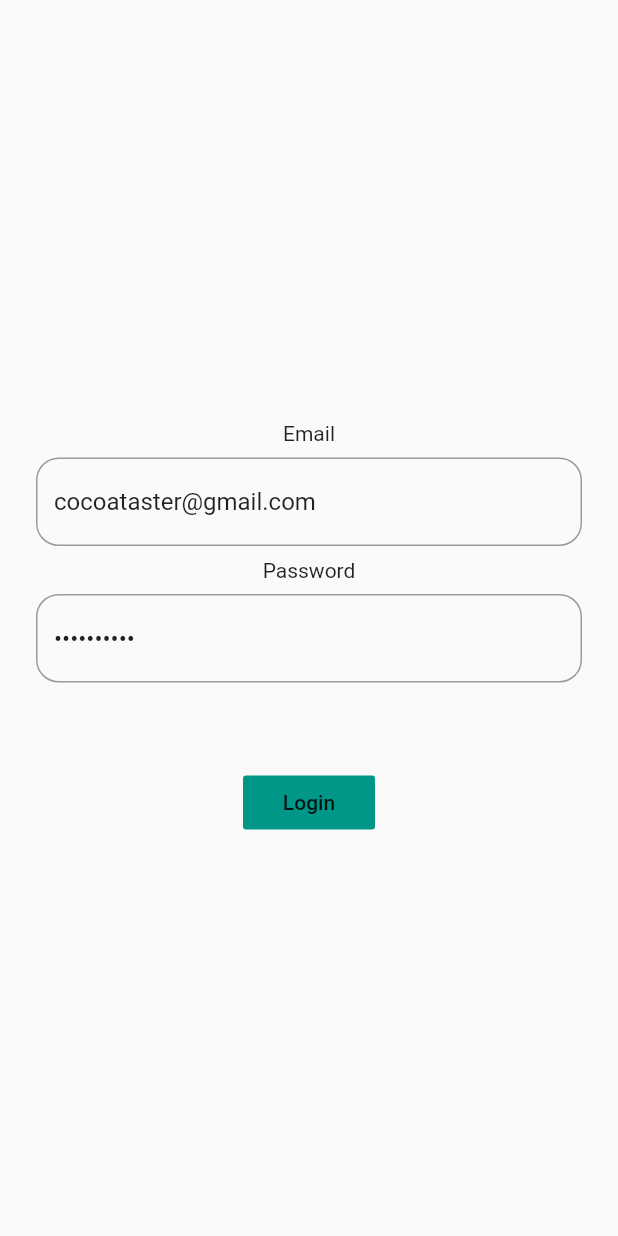
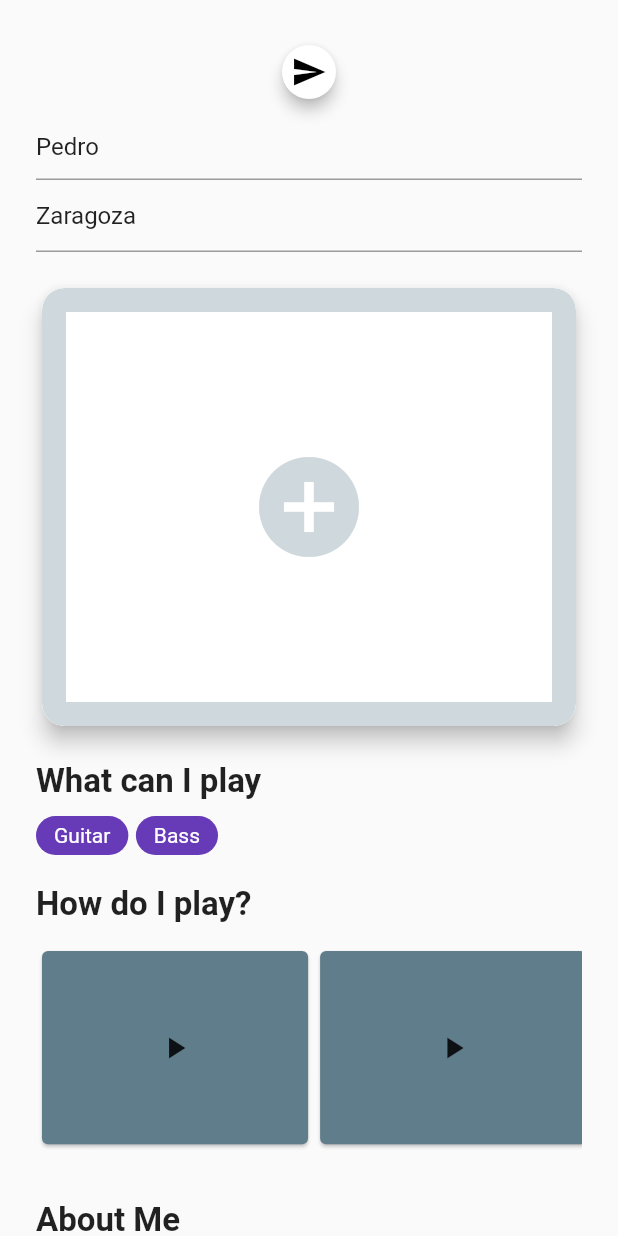
Before and after one commit to gabiLago/SoundsGood, a Flutter app: the screen it shows after launch, on a phone screen of 412 x 824 dp. Run offline on Flutter 3.47's test engine with Material 2 defaults, Android fonts, the light colour scheme and no system bars; our stand-ins replace flutter_secure_storage, get_it; accounts and stored records are empty.

Commit message:
Name and City textfields added

```diff
--- a/sounds_good/lib/core/services/api.dart
+++ b/sounds_good/lib/core/services/api.dart
@@ -63,6 +63,17 @@ class Api {
     }
   }
 
+  Future<Profile> updateProfile() async {
+    String token = await Storage.getToken();
+
+    var headers = {
+      "Authorization": token
+    };
+
+    final response = await client.patch('$endpoint/profile', headers: headers);
+
+  }
+
   Future<bool> getProfileWithId(String id) async {
     String token = await Storage.getToken();
 
--- a/sounds_good/lib/core/viewmodels/profile_model.dart
+++ b/sounds_good/lib/core/viewmodels/profile_model.dart
@@ -15,4 +15,10 @@ class ProfileModel extends BaseModel {
     profile = await _api.getProfile();
     setState(ViewState.Idle);
   }
+
+  Future updateProfile() async {
+    setState(ViewState.Busy);
+    profile = await _api.updateProfile();
+    setState(ViewState.Idle);
+  }
 }
--- a/sounds_good/lib/main.dart
+++ b/sounds_good/lib/main.dart
@@ -13,7 +13,7 @@ class MyApp extends StatelessWidget {
     return MaterialApp(
       title: 'Sounds Good',
       theme: ThemeData(),
-      initialRoute: 'login',
+      initialRoute: 'edit_profile',
       onGenerateRoute: Router.generateRoute,
     );
   }
--- a/sounds_good/lib/screens/route.dart
+++ b/sounds_good/lib/screens/route.dart
@@ -3,6 +3,7 @@ import 'package:flutter/widgets.dart';
 
 import 'package:sounds_good/screens/views/login_view.dart';
 import 'package:sounds_good/screens/views/profile_view.dart';
+import 'package:sounds_good/screens/views/edit_profile_view.dart';
 
 const String initialRoute = "login";
 
@@ -15,6 +16,8 @@ class Router {
         return MaterialPageRoute(builder: (_) => LoginView());
       case 'profile':
         return MaterialPageRoute(builder: (_) => ProfileView());
+      case 'edit_profile':
+        return MaterialPageRoute(builder: (_) => EditProfileView());
       default:
         return MaterialPageRoute(
             builder: (_) => Scaffold(
--- /dev/null
+++ b/sounds_good/lib/screens/views/edit_profile_view.dart
@@ -0,0 +1,69 @@
+import 'package:flutter/material.dart';
+import 'package:sounds_good/core/viewmodels/profile_model.dart';
+import 'package:sounds_good/screens/views/base_view.dart';
+import 'package:sounds_good/screens/widgets/profile/profile_header.dart';
+import 'package:sounds_good/screens/widgets/edit_profile/edit_profile_header.dart';
+import 'package:sounds_good/screens/widgets/edit_profile/edit_profile_image_placeholder.dart';
+import 'package:sounds_good/screens/widgets/profile/profile_title.dart';
+import 'package:sounds_good/screens/widgets/profile/profile_what.dart';
+import 'package:sounds_good/screens/widgets/profile/profile_videos.dart';
+import 'package:sounds_good/screens/widgets/profile/profile_about_me.dart';
+import 'package:sounds_good/screens/widgets/profile/profile_close_button.dart';
+
+class EditProfileView extends StatefulWidget {
+  @override
+  _EditProfileViewState createState() => _EditProfileViewState();
+}
+
+class _EditProfileViewState extends State<EditProfileView> {
+  final TextEditingController nameController = TextEditingController(text: "Pedro");
+  final TextEditingController cityController = TextEditingController(text: "Zaragoza");
+
+  @override
+
+  void _handleEdit(){
+    print('name: ' + nameController.text);
+    print('city: ' + cityController.text);
+  }
+
+  void initState() {
+    // TODO: implement initState
+    super.initState();
+
+  }
+  @override
+  Widget build(BuildContext context) {
+    return BaseView<ProfileModel>(
+      onModelReady: (model) {
+        model.getProfile();
+      },
+      builder: (context, model, child) => Scaffold(
+          body: SafeArea(
+              child:
+              ListView(padding: const EdgeInsets.all(24), children: <Widget>[
+              RawMaterialButton(
+                  fillColor: Colors.white,
+                  elevation: 4,
+                  shape: CircleBorder(),
+                  child: Icon(
+                    Icons.send,
+                    color: Colors.black,
+                    semanticLabel: 'Close Screen',
+                  ),
+                  onPressed: () => {
+                    _handleEdit()
+                  },
+
+              ),
+                EditProfileHeader(nameController: this.nameController, cityController: this.cityController,),
+                ProfileImage(),
+                ProfileTitle('What can I play'),
+                ProfileWhat(),
+                ProfileTitle('How do I play?'),
+                ProfileVideos(),
+                ProfileTitle('About Me'),
+                ProfileAboutMe(),
+                ProfileCloseButton('Close Session'),
+              ]))));
+  }
+}
--- /dev/null
+++ b/sounds_good/lib/screens/widgets/edit_profile/edit_profile_header.dart
@@ -0,0 +1,77 @@
+import 'package:flutter/material.dart';
+import 'package:sounds_good/core/viewmodels/profile_model.dart';
+
+class EditProfileHeader extends StatelessWidget {
+
+  final TextEditingController nameController;
+  final TextEditingController cityController;
+
+  EditProfileHeader({this.nameController, this.cityController});
+
+  @override
+  Widget build(BuildContext context) {
+    return Container(
+      child: Row(
+        children: <Widget>[
+          Expanded(
+            flex: 9, // 90%
+            child: Column(
+              crossAxisAlignment: CrossAxisAlignment.start,
+              children: [
+                NameTextField(nameController, nameController.text),
+                CityTextField(cityController, cityController.text),
+              ],
+            ),
+          ),
+        ],
+      ),
+    );
+  }
+}
+
+class NameTextField extends StatelessWidget {
+  final TextEditingController controller;
+  final String hintText;
+
+  NameTextField(this.controller, this.hintText);
+
+  @override
+  Widget build(BuildContext context) {
+    return TextField(
+      maxLines: 1,
+      decoration: InputDecoration(
+        contentPadding: EdgeInsets.all(0.0),
+        hintText: hintText,
+        hintStyle: TextStyle(
+          fontSize: 20,
+          fontWeight: FontWeight.w700,
+        ),
+      ),
+      controller: controller,
+    );
+  }
+}
+
+class CityTextField extends StatelessWidget {
+  final TextEditingController controller;
+  final String hintText;
+
+  CityTextField(this.controller, this.hintText);
+
+  @override
+  Widget build(BuildContext context) {
+    return TextField(
+      decoration: InputDecoration(
+        contentPadding: EdgeInsets.all(0.0),
+        hintText: hintText,
+        hintStyle: TextStyle(
+          fontSize: 14,
+          fontWeight: FontWeight.w400,
+          height: 1,
+        ),
+        hoverColor: Colors.amber,
+      ),
+      controller: controller,
+    );
+  }
+}
--- /dev/null
+++ b/sounds_good/lib/screens/widgets/edit_profile/edit_profile_image_placeholder.dart
@@ -0,0 +1,30 @@
+import 'package:flutter/material.dart';
+
+class ProfileImage extends StatelessWidget {
+  @override
+  Widget build(BuildContext context) {
+    return Padding(
+        padding: const EdgeInsets.only(top: 20.0),
+        child: Container(
+          height: 300,
+          child: Card(
+
+          elevation: 6.0,
+          clipBehavior: Clip.antiAlias,
+          shape: RoundedRectangleBorder(
+            borderRadius: BorderRadius.circular(15.0),
+            side:BorderSide(width: 16.0, color: Colors.blueGrey.shade100),
+
+
+          ),
+
+          child: Center(
+            child: Icon(
+              Icons.add_circle,
+              color: Colors.blueGrey.shade100,
+              size: 80.0
+              ),
+              ),
+        )));
+  }
+}
```
Also changed, not shown: sounds_good/assets/images/editIcon.png (added), 1 other file.
